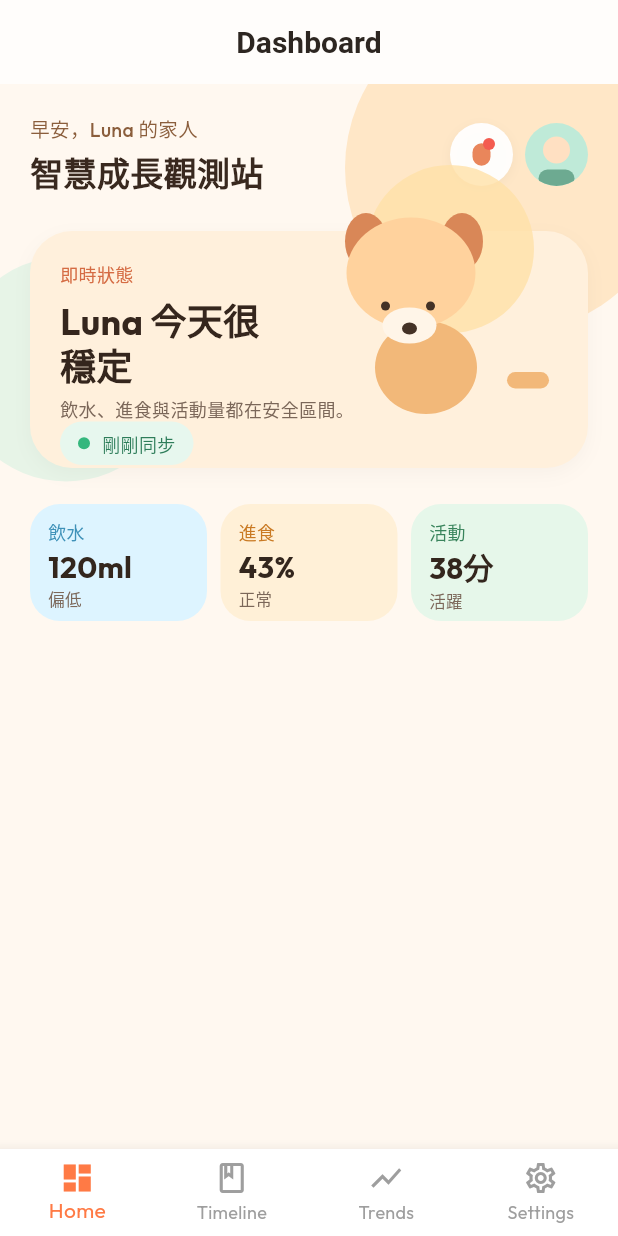
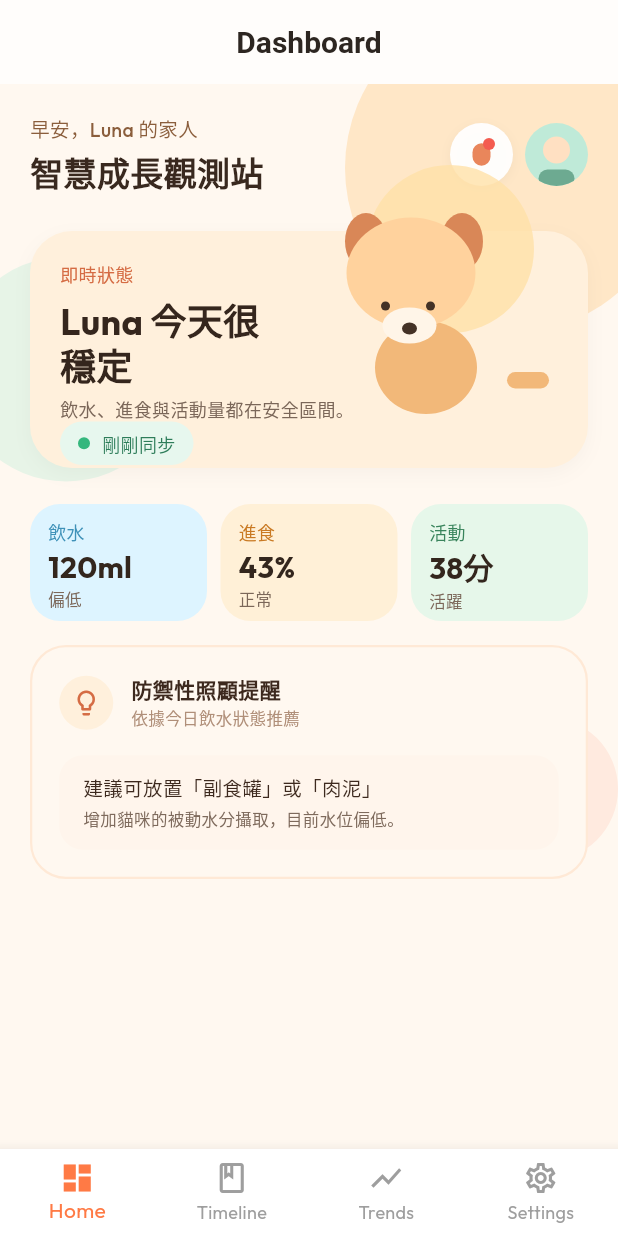
Before and after one commit to snownilight/luluHealthCheckProject, a Flutter app: the screen it shows after launch, on a phone screen of 412 x 824 dp. Run offline on Flutter 3.47's test engine with Material 3 defaults, Android fonts, the phone set to English and light mode, and no system bars; our stand-ins replace fl_chart, flutter_riverpod, google_fonts; missing offline and left inert: stomp_dart_client.

Commit message:
feat(ui): [PET-023] Implement preventative care card

```diff
--- a/frontend/lib/screens/home_screen.dart
+++ b/frontend/lib/screens/home_screen.dart
@@ -265,6 +265,8 @@ class HomeScreen extends ConsumerWidget {
                       ),
                     ],
                   ),
+                  const SizedBox(height: 16),
+                  _PreventativeCareCard(waterIntake: status.todayWaterIntakeMl),
                 ],
               ),
             ),
@@ -500,3 +502,101 @@ class LunaIllustrationPainter extends CustomPainter {
   @override
   bool shouldRepaint(covariant CustomPainter oldDelegate) => false;
 }
+
+class _PreventativeCareCard extends StatelessWidget {
+  final double waterIntake;
+
+  const _PreventativeCareCard({required this.waterIntake});
+
+  @override
+  Widget build(BuildContext context) {
+    final bool lowWater = waterIntake < 150;
+    final String tipTitle = lowWater ? '建議可放置「副食罐」或「肉泥」' : '今日水分攝取充足！';
+    final String tipDesc = lowWater ? '增加貓咪的被動水分攝取，目前水位偏低。' : '非常棒！繼續保持良好的飲水習慣，可適度給予主食罐獎勵。';
+
+    return Container(
+      width: double.infinity,
+      padding: const EdgeInsets.all(18),
+      decoration: BoxDecoration(
+        color: const Color(0xFFFFF8F0),
+        borderRadius: BorderRadius.circular(24),
+        border: Border.all(color: const Color(0xFFFFE9D6), width: 1.5),
+      ),
+      child: Column(
+        crossAxisAlignment: CrossAxisAlignment.start,
+        children: [
+          Row(
+            children: [
+              Container(
+                width: 36,
+                height: 36,
+                decoration: const BoxDecoration(
+                  color: Color(0xFFFFF0DC),
+                  shape: BoxShape.circle,
+                ),
+                child: const Icon(
+                  Icons.lightbulb_outline,
+                  color: Color(0xFFD56C44),
+                  size: 20,
+                ),
+              ),
+              const SizedBox(width: 12),
+              const Column(
+                crossAxisAlignment: CrossAxisAlignment.start,
+                children: [
+                  Text(
+                    '防禦性照顧提醒',
+                    style: TextStyle(
+                      fontSize: 14,
+                      fontWeight: FontWeight.bold,
+                      color: Color(0xFF3D291E),
+                    ),
+                  ),
+                  SizedBox(height: 2),
+                  Text(
+                    '依據今日飲水狀態推薦',
+                    style: TextStyle(
+                      fontSize: 11,
+                      fontWeight: FontWeight.w500,
+                      color: Color(0xFFB08F79),
+                    ),
+                  ),
+                ],
+              ),
+            ],
+          ),
+          const SizedBox(height: 16),
+          Container(
+            width: double.infinity,
+            padding: const EdgeInsets.symmetric(horizontal: 16, vertical: 12),
+            decoration: BoxDecoration(
+              color: const Color(0xFFFFF5EC),
+              borderRadius: BorderRadius.circular(16),
+            ),
+            child: Column(
+              crossAxisAlignment: CrossAxisAlignment.start,
+              children: [
+                Text(
+                  tipTitle,
+                  style: const TextStyle(
+                    fontSize: 13,
+                    fontWeight: FontWeight.w500,
+                    color: Color(0xFF3D291E),
+                  ),
+                ),
+                const SizedBox(height: 4),
+                Text(
+                  tipDesc,
+                  style: const TextStyle(
+                    fontSize: 11,
+                    color: Color(0xFF7E6A5C),
+                  ),
+                ),
+              ],
+            ),
+          ),
+        ],
+      ),
+    );
+  }
+}
```
Also changed, not shown: 1 other file.
